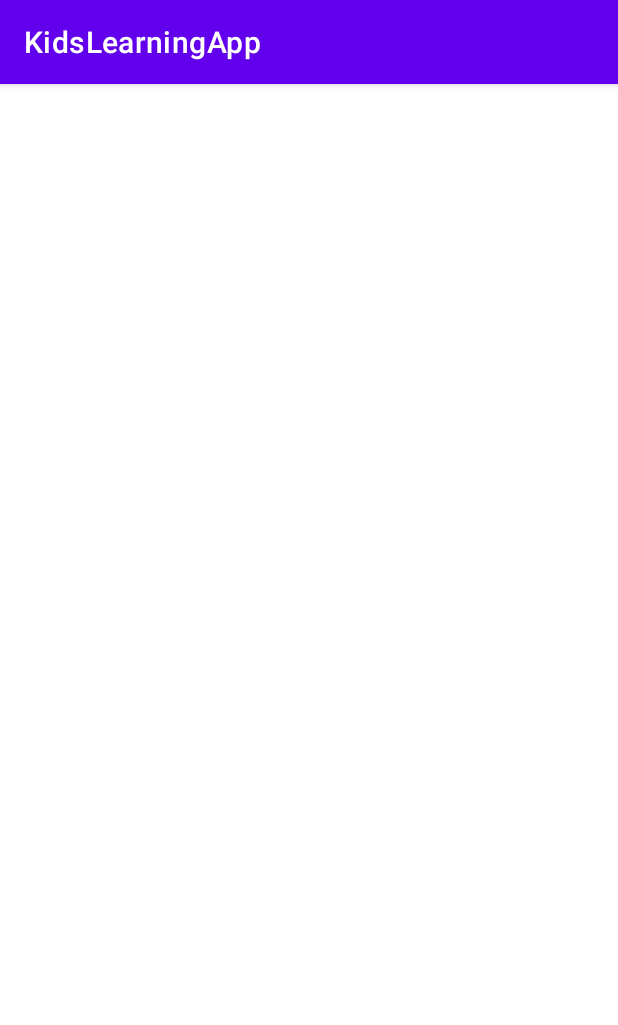
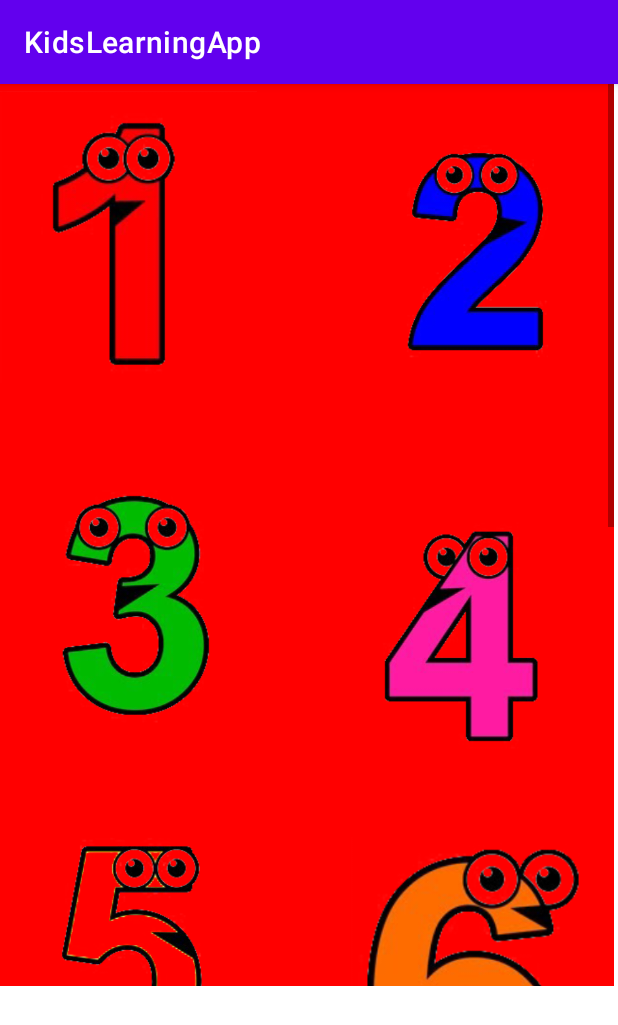
Before and after one commit to Nuri-Yildiz/KidsLearningApp, an Android app: the NumbersActivity screen opened directly, with no data from a screen before it, on a phone screen of 412 x 824 dp. Shown: the top 1025 px of the screen. Run offline under Robolectric (Android 15) with nearby library versions, the phone set to English and light mode, and no system bars.

Commit message:
number menu updated

```diff
--- a/app/src/main/java/com/nuriyildiz/kidslearningapp/MainActivity.kt
+++ b/app/src/main/java/com/nuriyildiz/kidslearningapp/MainActivity.kt
@@ -18,6 +18,10 @@ class MainActivity : AppCompatActivity() {
         val intent2 = Intent(applicationContext,ColorActivity::class.java)
         startActivity(intent2)
     }
+    fun goToNumbers(view: View){
+        val intent = Intent(applicationContext,NumbersActivity::class.java)
+        startActivity(intent)
+    }
 
 
 }
--- a/app/src/main/java/com/nuriyildiz/kidslearningapp/NumbersActivity.kt
+++ b/app/src/main/java/com/nuriyildiz/kidslearningapp/NumbersActivity.kt
@@ -1,7 +1,9 @@
 package com.nuriyildiz.kidslearningapp
 
+import android.content.Intent
 import androidx.appcompat.app.AppCompatActivity
 import android.os.Bundle
+import android.view.View
 
 class NumbersActivity : AppCompatActivity() {
     override fun onCreate(savedInstanceState: Bundle?) {
--- a/app/src/main/res/layout/activity_main.xml
+++ b/app/src/main/res/layout/activity_main.xml
@@ -26,6 +26,7 @@
         android:layout_marginTop="53dp"
         android:layout_marginEnd="62dp"
         android:layout_marginBottom="76dp"
+        android:onClick="goToNumbers"
         app:layout_constraintBottom_toTopOf="@+id/imageView6"
         app:layout_constraintEnd_toEndOf="parent"
         app:layout_constraintStart_toEndOf="@+id/imageView"
--- a/app/src/main/res/layout/activity_numbers.xml
+++ b/app/src/main/res/layout/activity_numbers.xml
@@ -1,9 +1,113 @@
 <?xml version="1.0" encoding="utf-8"?>
-<androidx.constraintlayout.widget.ConstraintLayout xmlns:android="http://schemas.android.com/apk/res/android"
+<ScrollView xmlns:android="http://schemas.android.com/apk/res/android"
     xmlns:app="http://schemas.android.com/apk/res-auto"
     xmlns:tools="http://schemas.android.com/tools"
-    android:layout_width="match_parent"
-    android:layout_height="match_parent"
-    tools:context=".NumbersActivity">
+    android:layout_width="409dp"
+    android:layout_height="601dp"
+    android:background="#FF0000"
+    tools:layout_editor_absoluteX="1dp"
+    tools:layout_editor_absoluteY="1dp">
 
-</androidx.constraintlayout.widget.ConstraintLayout>
+    <androidx.constraintlayout.widget.ConstraintLayout
+
+        android:layout_width="match_parent"
+        android:layout_height="wrap_content"
+        tools:context=".NumbersActivity">
+
+        <ImageView
+            android:id="@+id/imageView10"
+            android:layout_width="174dp"
+            android:layout_height="180dp"
+            android:layout_marginTop="52dp"
+            app:layout_constraintTop_toBottomOf="@+id/imageView5"
+            app:srcCompat="@drawable/number3"
+            tools:layout_editor_absoluteX="-2dp" />
+
+        <ImageView
+            android:id="@+id/imageView5"
+            android:layout_width="171dp"
+            android:layout_height="204dp"
+            app:layout_constraintTop_toTopOf="parent"
+            app:srcCompat="@drawable/number1"
+            tools:layout_editor_absoluteX="4dp" />
+
+        <ImageView
+            android:id="@+id/imageView9"
+            android:layout_width="162dp"
+            android:layout_height="220dp"
+            android:layout_marginStart="64dp"
+            app:layout_constraintStart_toEndOf="@+id/imageView5"
+            app:srcCompat="@drawable/number2"
+            tools:layout_editor_absoluteY="0dp" />
+
+        <ImageView
+            android:id="@+id/imageView11"
+            android:layout_width="162dp"
+            android:layout_height="181dp"
+            android:layout_marginStart="60dp"
+            android:layout_marginTop="56dp"
+            app:layout_constraintStart_toEndOf="@+id/imageView10"
+            app:layout_constraintTop_toBottomOf="@+id/imageView9"
+            app:srcCompat="@drawable/number4" />
+
+        <ImageView
+            android:id="@+id/imageView12"
+            android:layout_width="174dp"
+            android:layout_height="210dp"
+            android:layout_marginTop="36dp"
+            app:layout_constraintTop_toBottomOf="@+id/imageView10"
+            app:srcCompat="@drawable/number5"
+            tools:layout_editor_absoluteX="-2dp" />
+
+        <ImageView
+            android:id="@+id/imageView13"
+            android:layout_width="159dp"
+            android:layout_height="212dp"
+            android:layout_marginStart="60dp"
+            android:layout_marginTop="44dp"
+            app:layout_constraintStart_toEndOf="@+id/imageView12"
+            app:layout_constraintTop_toBottomOf="@+id/imageView11"
+            app:srcCompat="@drawable/number6" />
+
+        <ImageView
+            android:id="@+id/imageView14"
+            android:layout_width="177dp"
+            android:layout_height="244dp"
+            android:layout_marginTop="12dp"
+            app:layout_constraintTop_toBottomOf="@+id/imageView12"
+            app:srcCompat="@drawable/number7"
+            tools:layout_editor_absoluteX="0dp" />
+
+        <ImageView
+            android:id="@+id/imageView15"
+            android:layout_width="170dp"
+            android:layout_height="203dp"
+            android:layout_marginStart="52dp"
+            android:layout_marginTop="48dp"
+            app:layout_constraintStart_toEndOf="@+id/imageView14"
+            app:layout_constraintTop_toBottomOf="@+id/imageView13"
+            app:srcCompat="@drawable/number8" />
+
+        <ImageView
+            android:id="@+id/imageView16"
+            android:layout_width="172dp"
+            android:layout_height="235dp"
+            android:layout_marginTop="40dp"
+            app:layout_constraintBottom_toBottomOf="parent"
+            app:layout_constraintTop_toBottomOf="@+id/imageView14"
+            app:srcCompat="@drawable/number9"
+            tools:layout_editor_absoluteX="2dp" />
+
+        <ImageView
+            android:id="@+id/imageView17"
+            android:layout_width="166dp"
+            android:layout_height="216dp"
+            android:layout_marginStart="52dp"
+            android:layout_marginTop="44dp"
+            app:layout_constraintBottom_toBottomOf="parent"
+            app:layout_constraintStart_toEndOf="@+id/imageView16"
+            app:layout_constraintTop_toBottomOf="@+id/imageView15"
+            app:srcCompat="@drawable/number10" />
+    </androidx.constraintlayout.widget.ConstraintLayout>
+
+</ScrollView>
```
Also changed, not shown: app/src/main/res/drawable/number1.png (renamed from app/src/main/res/drawable/1.png), app/src/main/res/drawable/number10.png (renamed from app/src/main/res/drawable/10.png), app/src/main/res/drawable/number2.png (renamed from app/src/main/res/drawable/2.png), app/src/main/res/drawable/number3.png (renamed from app/src/main/res/drawable/3.png), app/src/main/res/drawable/number4.png (renamed from app/src/main/res/drawable/4.png), app/src/main/res/drawable/number5.png (renamed from app/src/main/res/drawable/5.png), app/src/main/res/drawable/number6.png (renamed from app/src/main/res/drawable/6.png), app/src/main/res/drawable/number7.png (renamed from app/src/main/res/drawable/7.png), app/src/main/res/drawable/number8.png (renamed from app/src/main/res/drawable/8.png), app/src/main/res/drawable/number9.png (renamed from app/src/main/res/drawable/9.png).
